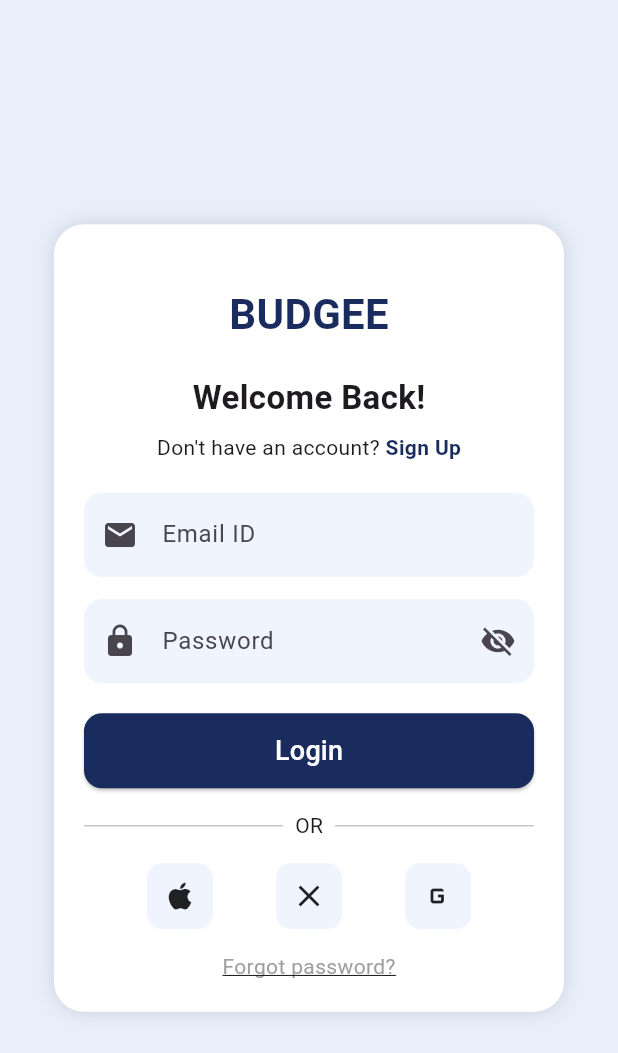
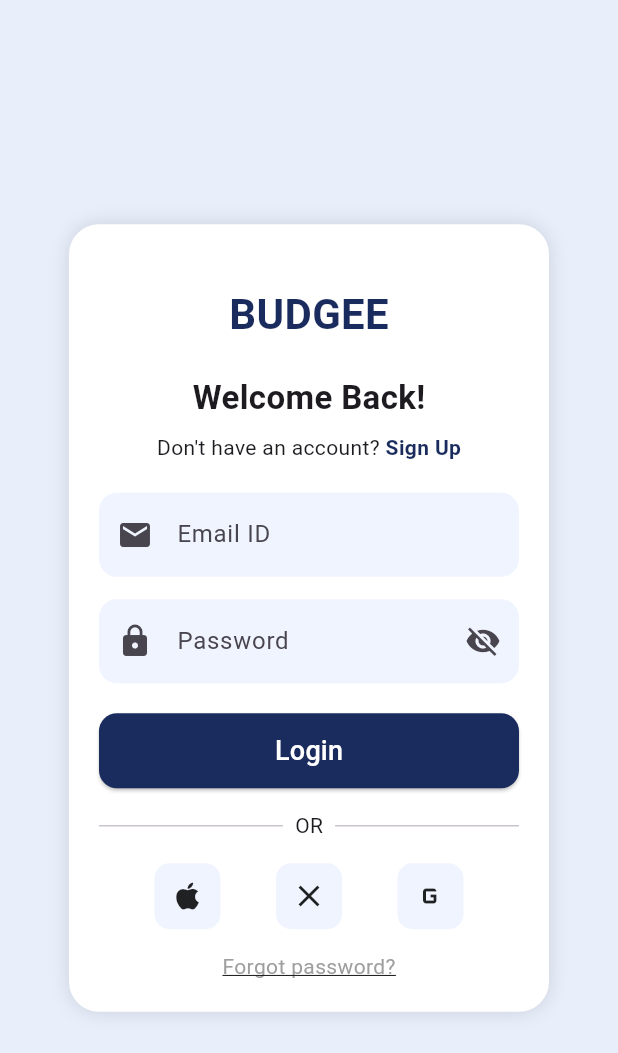
Before and after one commit to FAR-SANA/budget-tracker, a Flutter app: the screen it shows after launch, on a phone screen of 412 x 824 dp. Shown: the top 1053 px of the screen. Run offline on Flutter 3.47's test engine with Material 3 defaults, Android fonts, the phone set to English and light mode, and no system bars.

Commit message:
merged version of fathima and sana

```diff
--- a/lib/screens/login_screen.dart
+++ b/lib/screens/login_screen.dart
@@ -1,8 +1,6 @@
 import 'package:flutter/material.dart';
 import 'welcome_screen.dart';
 import 'forgot_password_screen.dart';
-
-
 
 class LoginScreen extends StatelessWidget {
   const LoginScreen({super.key});
@@ -14,12 +12,14 @@ class LoginScreen extends StatelessWidget {
       body: Center(
         child: SingleChildScrollView(
           child: Container(
-            width: 340,
+            width: 320, // ✅ unified width
             padding: const EdgeInsets.all(20),
             decoration: BoxDecoration(
               color: Colors.white,
               borderRadius: BorderRadius.circular(20),
-              boxShadow: [BoxShadow(color: Colors.black12, blurRadius: 10)],
+              boxShadow: const [
+                BoxShadow(color: Colors.black12, blurRadius: 10),
+              ],
             ),
             child: Column(
               mainAxisSize: MainAxisSize.min,
@@ -27,7 +27,7 @@ class LoginScreen extends StatelessWidget {
                 const SizedBox(height: 20),
 
                 /// Logo
-                Text(
+                const Text(
                   "BUDGEE",
                   style: TextStyle(
                     fontSize: 28,
@@ -64,10 +64,10 @@ class LoginScreen extends StatelessWidget {
                 /// Email Field
                 TextField(
                   decoration: InputDecoration(
-                    prefixIcon: Icon(Icons.email),
+                    prefixIcon: const Icon(Icons.email),
                     hintText: "Email ID",
                     filled: true,
-                    fillColor: Color(0xFFF0F4FF),
+                    fillColor: const Color(0xFFF0F4FF),
                     border: OutlineInputBorder(
                       borderRadius: BorderRadius.circular(12),
                       borderSide: BorderSide.none,
@@ -81,11 +81,11 @@ class LoginScreen extends StatelessWidget {
                 TextField(
                   obscureText: true,
                   decoration: InputDecoration(
-                    prefixIcon: Icon(Icons.lock),
-                    suffixIcon: Icon(Icons.visibility_off),
+                    prefixIcon: const Icon(Icons.lock),
+                    suffixIcon: const Icon(Icons.visibility_off),
                     hintText: "Password",
                     filled: true,
-                    fillColor: Color(0xFFF0F4FF),
+                    fillColor: const Color(0xFFF0F4FF),
                     border: OutlineInputBorder(
                       borderRadius: BorderRadius.circular(12),
                       borderSide: BorderSide.none,
@@ -108,7 +108,6 @@ class LoginScreen extends StatelessWidget {
                         ),
                       );
                     },
-
                     style: ElevatedButton.styleFrom(
                       backgroundColor: const Color(0xFF1A2B5D),
                       shape: RoundedRectangleBorder(
@@ -121,7 +120,6 @@ class LoginScreen extends StatelessWidget {
                     ),
                   ),
                 ),
-
 
                 const SizedBox(height: 15),
 
@@ -151,8 +149,7 @@ class LoginScreen extends StatelessWidget {
 
                 const SizedBox(height: 15),
 
-                /// Forgot Password
-              /// Forgot Password
+                /// Forgot Password (clickable)
                 GestureDetector(
                   onTap: () {
                     Navigator.push(
@@ -170,7 +167,6 @@ GestureDetector(
                     ),
                   ),
                 ),
-
               ],
             ),
           ),
```
Lines whose indentation alone changed are shown as unchanged.
